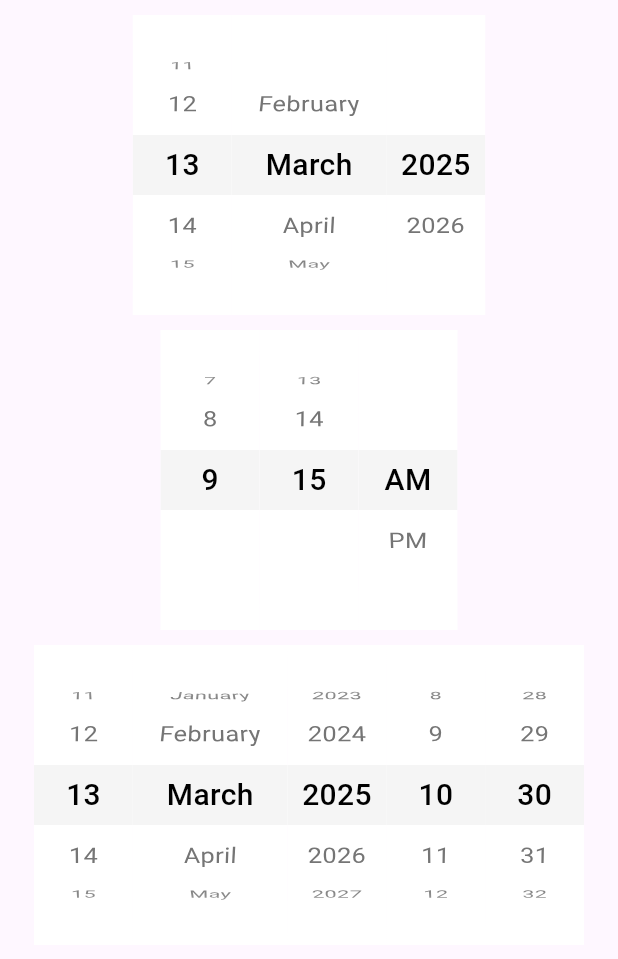
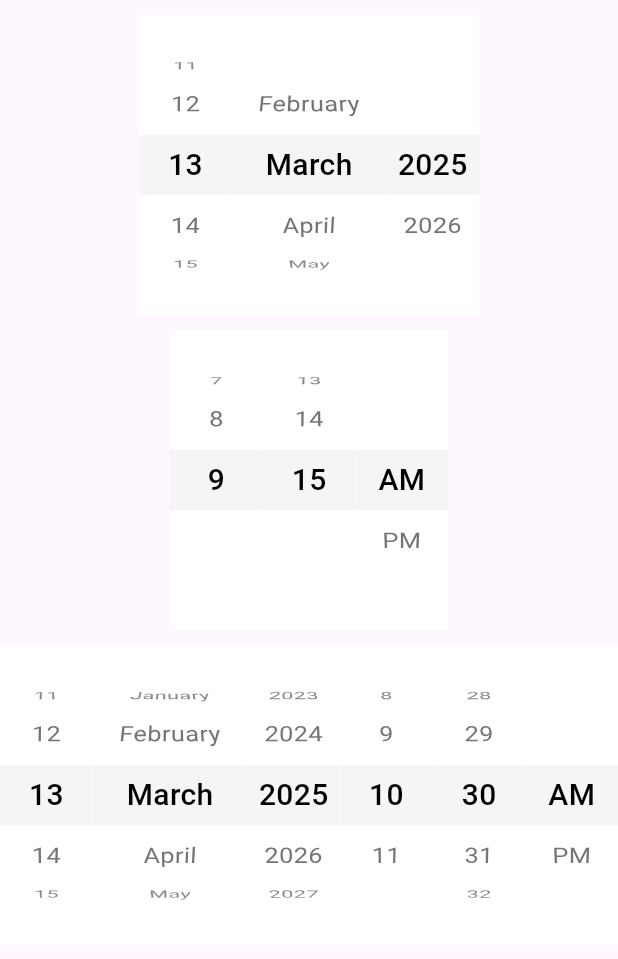
Before and after one commit to inesachour/awesome_datetime_picker, a Flutter app: the screen it shows after launch, on a phone screen of 412 x 824 dp, the part 84-1043 px from its top. Run offline on Flutter 3.47's test engine with Material 3 defaults, Android fonts, the phone set to English and light mode, and no system bars.

Commit message:
fix size

```diff
--- a/example/lib/main.dart
+++ b/example/lib/main.dart
@@ -66,7 +66,7 @@ class _CalendarState extends State<Calendar> {
             ),
             AwesomeDateTimePicker(
               dateFormat: AwesomeDateFormat.dMMy,
-              timeFormat: AwesomeTimeFormat.Hm,
+              timeFormat: AwesomeTimeFormat.hm,
               onChanged: (AwesomeDateTime dateTime) {
                 print(
                     "----Date time changed : ${dateTime.date.year}/${dateTime.date.month}/${dateTime.date.day} ${dateTime.time.hour}:${dateTime.time.minute}\n");
--- a/lib/src/widgets/custom/custom_item_picker_widget.dart
+++ b/lib/src/widgets/custom/custom_item_picker_widget.dart
@@ -85,7 +85,7 @@ class _CustomItemPickerState extends State<CustomItemPicker> {
           height: pickerHeight,
           width: widget.theme?.width ??
               widget.itemWidth ??
-              MediaQuery.of(context).size.width * 0.16,
+              MediaQuery.of(context).size.width * 0.15,
           margin: widget.theme?.margin,
           padding: widget.theme?.padding,
           decoration: BoxDecoration(
```
